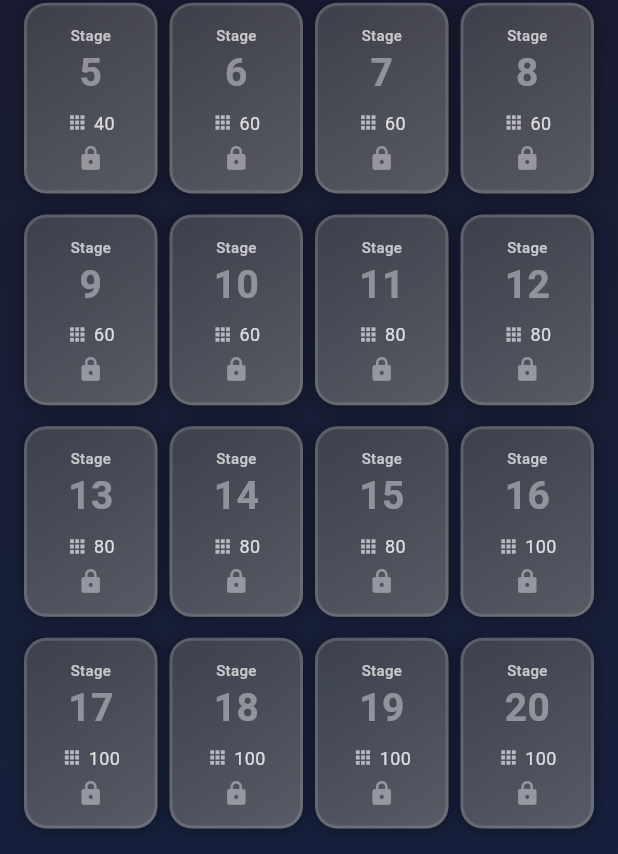
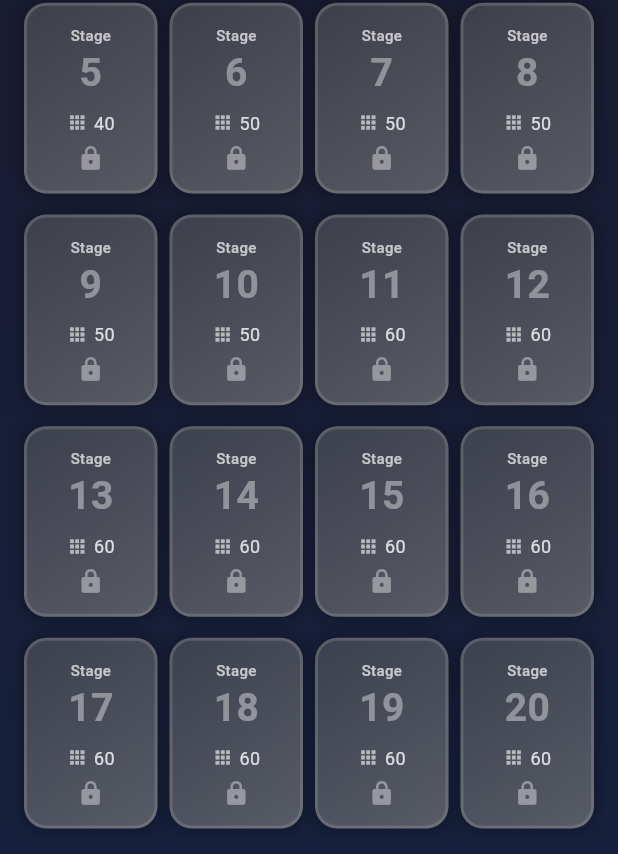
Before and after one commit to joyfoxg/sacheonseong, a Flutter app: the ChallengeModeScreen screen opened directly, on a phone screen of 412 x 824 dp. Shown: the part 293-1147 px from the top of the screen. Run offline on Flutter 3.47's test engine with Material 3 defaults, Android fonts, the phone set to English and light mode, and no system bars; our stand-ins replace audioplayers, cloud_firestore, firebase_core, package_info_plus, shared_preferences; accounts and stored records are empty.

Commit message:
feat(challenge): cap tiles at 60 and add varied patterns (diamond, cross, ring etc) v1.2.0+56

```diff
--- a/lib/challenge_stage_config.dart
+++ b/lib/challenge_stage_config.dart
@@ -1,8 +1,14 @@
 enum LayoutPattern {
-  pyramid,      // 피라미드형
+  pyramid,      // 피라미드형 (기본 직사각 채움)
   diamond,      // 다이아몬드형
+  cross,        // 십자가형
+  ring,         // 링/도넛형
   stairs,       // 계단형
   spiral,       // 나선형
+  stripes,      // 줄무늬형
+  border,       // 테두리형
+  hourglass,    // 모래시계형
+  zigzag,       // 지그재그형
   cluster,      // 랜덤 클러스터
 }
 
@@ -25,33 +31,33 @@ class StageConfig {
 // 20단계 스테이지 설정
 class ChallengeStages {
   static const List<StageConfig> stages = [
-    // 1-5단계: 40개 타일, 장애물 0개
-    StageConfig(stage: 1, tileCount: 40, timeLimitSeconds: 300, obstacleCount: 0, pattern: LayoutPattern.pyramid),
+    // 1-5단계: 40개 타일 (기본형)
+    StageConfig(stage: 1, tileCount: 40, timeLimitSeconds: 300, obstacleCount: 0, pattern: LayoutPattern.pyramid), // Rect
     StageConfig(stage: 2, tileCount: 40, timeLimitSeconds: 300, obstacleCount: 0, pattern: LayoutPattern.diamond),
-    StageConfig(stage: 3, tileCount: 40, timeLimitSeconds: 300, obstacleCount: 0, pattern: LayoutPattern.stairs),
-    StageConfig(stage: 4, tileCount: 40, timeLimitSeconds: 300, obstacleCount: 0, pattern: LayoutPattern.spiral),
-    StageConfig(stage: 5, tileCount: 40, timeLimitSeconds: 300, obstacleCount: 0, pattern: LayoutPattern.cluster),
+    StageConfig(stage: 3, tileCount: 40, timeLimitSeconds: 280, obstacleCount: 0, pattern: LayoutPattern.cross),
+    StageConfig(stage: 4, tileCount: 40, timeLimitSeconds: 280, obstacleCount: 0, pattern: LayoutPattern.ring),
+    StageConfig(stage: 5, tileCount: 40, timeLimitSeconds: 260, obstacleCount: 0, pattern: LayoutPattern.stairs),
 
-    // 6-10단계: 60개 타일, 장애물 2개
-    StageConfig(stage: 6, tileCount: 60, timeLimitSeconds: 300, obstacleCount: 2, pattern: LayoutPattern.pyramid),
-    StageConfig(stage: 7, tileCount: 60, timeLimitSeconds: 300, obstacleCount: 2, pattern: LayoutPattern.diamond),
-    StageConfig(stage: 8, tileCount: 60, timeLimitSeconds: 300, obstacleCount: 2, pattern: LayoutPattern.stairs),
-    StageConfig(stage: 9, tileCount: 60, timeLimitSeconds: 300, obstacleCount: 2, pattern: LayoutPattern.spiral),
-    StageConfig(stage: 10, tileCount: 60, timeLimitSeconds: 300, obstacleCount: 2, pattern: LayoutPattern.cluster),
+    // 6-10단계: 50개 타일 (집중력 필요)
+    StageConfig(stage: 6, tileCount: 50, timeLimitSeconds: 300, obstacleCount: 0, pattern: LayoutPattern.spiral),
+    StageConfig(stage: 7, tileCount: 50, timeLimitSeconds: 280, obstacleCount: 0, pattern: LayoutPattern.stripes),
+    StageConfig(stage: 8, tileCount: 50, timeLimitSeconds: 280, obstacleCount: 2, pattern: LayoutPattern.diamond),
+    StageConfig(stage: 9, tileCount: 50, timeLimitSeconds: 260, obstacleCount: 2, pattern: LayoutPattern.border),
+    StageConfig(stage: 10, tileCount: 50, timeLimitSeconds: 260, obstacleCount: 2, pattern: LayoutPattern.cluster),
 
-    // 11-15단계: 80개 타일, 장애물 4개
-    StageConfig(stage: 11, tileCount: 80, timeLimitSeconds: 300, obstacleCount: 4, pattern: LayoutPattern.pyramid),
-    StageConfig(stage: 12, tileCount: 80, timeLimitSeconds: 300, obstacleCount: 4, pattern: LayoutPattern.diamond),
-    StageConfig(stage: 13, tileCount: 80, timeLimitSeconds: 300, obstacleCount: 4, pattern: LayoutPattern.stairs),
-    StageConfig(stage: 14, tileCount: 80, timeLimitSeconds: 300, obstacleCount: 4, pattern: LayoutPattern.spiral),
-    StageConfig(stage: 15, tileCount: 80, timeLimitSeconds: 300, obstacleCount: 4, pattern: LayoutPattern.cluster),
+    // 11-15단계: 60개 타일 (최대 개수 - 복잡한 패턴)
+    StageConfig(stage: 11, tileCount: 60, timeLimitSeconds: 300, obstacleCount: 2, pattern: LayoutPattern.cross),
+    StageConfig(stage: 12, tileCount: 60, timeLimitSeconds: 280, obstacleCount: 3, pattern: LayoutPattern.ring),
+    StageConfig(stage: 13, tileCount: 60, timeLimitSeconds: 280, obstacleCount: 3, pattern: LayoutPattern.hourglass),
+    StageConfig(stage: 14, tileCount: 60, timeLimitSeconds: 260, obstacleCount: 4, pattern: LayoutPattern.zigzag),
+    StageConfig(stage: 15, tileCount: 60, timeLimitSeconds: 260, obstacleCount: 4, pattern: LayoutPattern.diamond),
 
-    // 16-20단계: 100개 타일, 장애물 8개
-    StageConfig(stage: 16, tileCount: 100, timeLimitSeconds: 300, obstacleCount: 8, pattern: LayoutPattern.pyramid),
-    StageConfig(stage: 17, tileCount: 100, timeLimitSeconds: 300, obstacleCount: 8, pattern: LayoutPattern.diamond),
-    StageConfig(stage: 18, tileCount: 100, timeLimitSeconds: 300, obstacleCount: 8, pattern: LayoutPattern.stairs),
-    StageConfig(stage: 19, tileCount: 100, timeLimitSeconds: 300, obstacleCount: 8, pattern: LayoutPattern.spiral),
-    StageConfig(stage: 20, tileCount: 100, timeLimitSeconds: 300, obstacleCount: 8, pattern: LayoutPattern.cluster),
+    // 16-20단계: 60개 타일 (시간 단축 및 장애물 증가)
+    StageConfig(stage: 16, tileCount: 60, timeLimitSeconds: 240, obstacleCount: 5, pattern: LayoutPattern.spiral),
+    StageConfig(stage: 17, tileCount: 60, timeLimitSeconds: 230, obstacleCount: 5, pattern: LayoutPattern.stripes),
+    StageConfig(stage: 18, tileCount: 60, timeLimitSeconds: 220, obstacleCount: 6, pattern: LayoutPattern.border),
+    StageConfig(stage: 19, tileCount: 60, timeLimitSeconds: 210, obstacleCount: 6, pattern: LayoutPattern.stairs),
+    StageConfig(stage: 20, tileCount: 60, timeLimitSeconds: 200, obstacleCount: 8, pattern: LayoutPattern.cluster),
   ];
 
   static StageConfig getStage(int stageNumber) {
```
